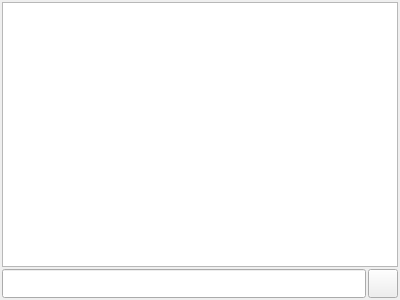
First picture: the form in ui_templates/filterable_tree_widget.ui, repository Frodo45127/runcher, before the edit.
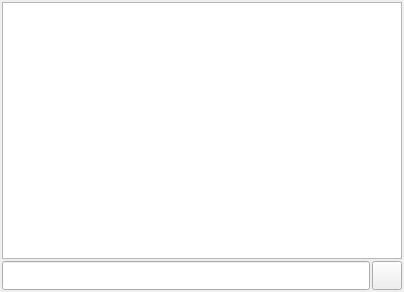
Second picture: the form after the edit. Icons and pictures are not drawn. Custom widgets are drawn as their Qt base class.

Commit message: Fixed a few resizing issues.

Diff of the .ui file:
```diff
--- a/ui_templates/filterable_tree_widget.ui
+++ b/ui_templates/filterable_tree_widget.ui
@@ -6,8 +6,8 @@
    <rect>
     <x>0</x>
     <y>0</y>
-    <width>400</width>
-    <height>300</height>
+    <width>404</width>
+    <height>292</height>
    </rect>
   </property>
   <property name="contextMenuPolicy">
@@ -67,6 +67,18 @@
    </item>
    <item row="0" column="0" colspan="2">
     <widget class="QTreeView" name="tree_view">
+     <property name="sizePolicy">
+      <sizepolicy hsizetype="MinimumExpanding" vsizetype="Expanding">
+       <horstretch>0</horstretch>
+       <verstretch>0</verstretch>
+      </sizepolicy>
+     </property>
+     <property name="minimumSize">
+      <size>
+       <width>400</width>
+       <height>0</height>
+      </size>
+     </property>
      <property name="contextMenuPolicy">
       <enum>Qt::CustomContextMenu</enum>
      </property>
```
The commit also changes 1 other file.
